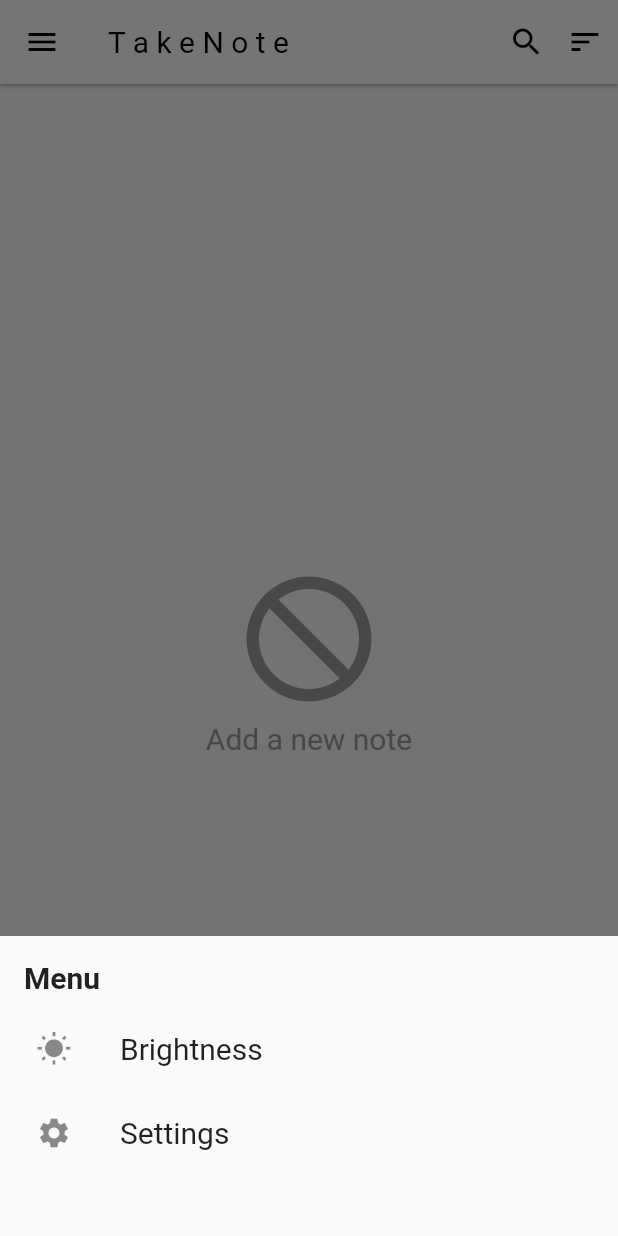
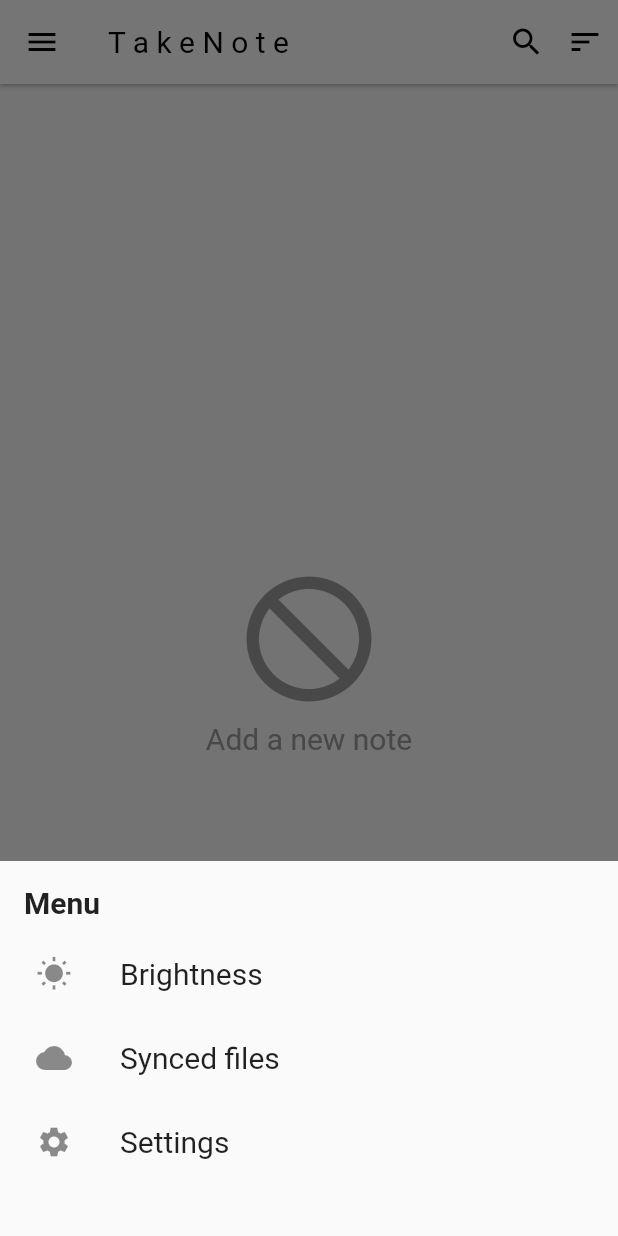
Before and after one commit to jeffpower/TakeNote, a Flutter app: the screen it shows after launch, after a tap on the "menu" icon, on a phone screen of 412 x 824 dp. Run offline on Flutter 3.47's test engine with Material 2 defaults, Android fonts, the phone set to English and light mode, and no system bars; our stand-ins replace cloud_firestore, dynamic_theme, get_it, sqflite; accounts and stored records are empty; Roboto replaces fonts that are missing (MuseoSans).

Commit message:
Cloud storage fix

```diff
--- a/lib/models/note.dart
+++ b/lib/core/models/note.dart
@@ -2,6 +2,7 @@ class Note {
   String _title;
   String _description;
   int _id;
+  String _stringId;
   int _priority;
   String _date;
   Note(this._title, this._date, this._priority, [this._description]);
@@ -10,9 +11,11 @@ class Note {
   String get title => _title;
   String get description => _description;
   String get date => _date;
+  String get stringId => _stringId;
 
   int get id => _id;
   int get priority => _priority;
+
 
   set title(String newTitle) {
     this._title = newTitle;
@@ -32,6 +35,10 @@ class Note {
     }
   }
 
+  // set stringId(String id) {
+  //   this._stringId = id;
+  // }
+
    Map<String, dynamic> toMap() {
     var map = new Map<String, dynamic>();
 
@@ -45,7 +52,8 @@ class Note {
     return map;
   }
 
-  Note.fromMap(Map<String, dynamic> map) {
+  Note.fromMap(Map<String, dynamic> map, [String idString]) {
+    this._stringId = idString;
     this._id = map['id'];
     this._title = map['title'];
     this._description = map['description'];
--- /dev/null
+++ b/lib/core/models/status.dart
@@ -0,0 +1 @@
+enum Status{IDLE, BUSY}
--- /dev/null
+++ b/lib/core/viewmodels/base_model.dart
@@ -0,0 +1,13 @@
+import 'package:flutter/foundation.dart';
+import 'package:take_note/core/models/status.dart';
+
+class BaseModel extends ChangeNotifier {
+  Status _status = Status.IDLE;
+
+  Status  get status => _status;
+
+  void setState(Status status) {
+    _status = status;
+    notifyListeners();
+  }
+}
--- a/lib/database/database_helper.dart
+++ b/lib/database/database_helper.dart
@@ -4,7 +4,7 @@ import 'package:sqflite/sqflite.dart';
 import 'package:path_provider/path_provider.dart';
 import 'package:path/path.dart';
 import 'package:take_note/util/constants.dart';
-import 'package:take_note/models/note.dart';
+import 'package:take_note/core/models/note.dart';
 
 class DatabaseHelper {
 
--- /dev/null
+++ b/lib/locator.dart
@@ -0,0 +1,13 @@
+import 'package:get_it/get_it.dart';
+import 'package:take_note/core/services/auth_utils.dart';
+import 'package:take_note/core/viewmodels/cloud_model.dart';
+import 'package:take_note/core/viewmodels/documents_model.dart';
+
+GetIt locator =  GetIt.instance;
+
+void setupLocator() {
+  locator.registerLazySingleton(() => AuthUtils());
+  locator.registerLazySingleton(() => DocumentModel());
+  locator.registerLazySingleton(() => CloudModel());
+
+}
--- a/lib/main.dart
+++ b/lib/main.dart
@@ -1,17 +1,31 @@
 import 'package:flutter/material.dart';
+import 'package:provider/provider.dart';
+import 'package:take_note/core/viewmodels/cloud_model.dart';
+import 'package:take_note/core/viewmodels/documents_model.dart';
+import 'package:take_note/locator.dart';
+import 'package:take_note/router.dart';
 import 'package:take_note/screens/home_screen.dart';
 import 'package:dynamic_theme/dynamic_theme.dart';
 import 'package:dynamic_theme/theme_switcher_widgets.dart';
 import 'package:take_note/screens/splash_screen.dart';
 
 
-void main() => runApp(MyApp());
+void main() {
+  setupLocator();
+  runApp(MyApp());
+}
 
 class MyApp extends StatelessWidget {
   // This widget is the root of your application.
   @override
   Widget build(BuildContext context) {
-    return DynamicTheme(
+
+    return MultiProvider(
+      providers: [
+        ChangeNotifierProvider(builder: (_) => locator<CloudModel>(),),
+        ChangeNotifierProvider(builder: (_) => locator<DocumentModel>(),)
+      ],
+          child: DynamicTheme(
         defaultBrightness: Brightness.light,
         data: (brightness) => new ThemeData(
             primarySwatch: Colors.blue,
@@ -41,11 +55,13 @@ class MyApp extends StatelessWidget {
         themedWidgetBuilder: (context, theme) {
           return MaterialApp(
             debugShowCheckedModeBanner: false,
-          title: 'Flutter Demo',
+            title: 'Take Note',
             theme: theme,
-          home: SplashScreen(),
+            initialRoute: '/',
+            onGenerateRoute: Router.generateRoute,
           );
         },
+      ),
     );
   }
 }
--- /dev/null
+++ b/lib/router.dart
@@ -0,0 +1,32 @@
+import 'package:flutter/material.dart';
+import 'package:take_note/screens/cloud_view.dart';
+import 'package:take_note/screens/editor.dart';
+import 'package:take_note/screens/home_screen.dart';
+import 'package:take_note/screens/splash_screen.dart';
+
+class Router {
+  static Route<dynamic> generateRoute(RouteSettings settings) {
+    switch (settings.name) {
+      case '/' :
+        return  MaterialPageRoute(
+          builder: (_)=> SplashScreen()
+        );
+
+      case '/cloud' :
+        return MaterialPageRoute(
+            builder: (_)=> CloudView()
+        ) ;
+         case '/home' :
+        return MaterialPageRoute(
+            builder: (_)=> HomeScreen()
+        ) ;
+      default:
+        return MaterialPageRoute(
+            builder: (_) => Scaffold(
+              body: Center(
+                child: Text('No route defined for ${settings.name}'),
+              ),
+            ));
+    }
+  }
+}
--- a/lib/screens/editor.dart
+++ b/lib/screens/editor.dart
@@ -1,7 +1,7 @@
 import 'package:flutter/material.dart';
 import 'package:intl/intl.dart';
 import 'package:take_note/database/database_helper.dart';
-import 'package:take_note/models/note.dart';
+import 'package:take_note/core/models/note.dart';
 
 class Editor extends StatefulWidget {
   final String appBarTitle;
--- a/lib/screens/home_screen.dart
+++ b/lib/screens/home_screen.dart
@@ -2,10 +2,16 @@ import 'package:dynamic_theme/dynamic_theme.dart';
 import 'package:dynamic_theme/theme_switcher_widgets.dart';
 import 'package:flutter/material.dart';
 import 'package:sqflite/sqflite.dart';
-import 'package:take_note/models/note.dart';
+import 'package:take_note/core/models/note.dart';
+import 'package:take_note/core/models/status.dart';
+import 'package:take_note/core/services/auth_utils.dart';
+import 'package:take_note/core/viewmodels/documents_model.dart';
+import 'package:take_note/screens/cloud_view.dart';
 import 'package:take_note/screens/editor.dart';
 import 'package:take_note/widgets/item.dart';
 import 'package:take_note/database/database_helper.dart';
+import 'package:provider/provider.dart';
+import 'package:take_note/locator.dart';
 
 class HomeScreen extends StatefulWidget {
   @override
@@ -28,17 +34,20 @@ class _HomeScreenState extends State<HomeScreen> {
 
   @override
   Widget build(BuildContext context) {
+    final model = Provider.of<DocumentModel>(context);
     Size size = MediaQuery.of(context).size;
     double deviceHeight = size.height;
     double deviceWidth = size.width;
 
-
-
-    return Scaffold(
+    return
+    // ChangeNotifierProvider<DocumentModel>(
+    //   builder: (context) => locator<DocumentModel>(),
+    //   child: Consumer<DocumentModel>(
+    //     builder: (context, model, child) =>
+        Scaffold(
           appBar: AppBar(
             elevation: 1.0,
-        title:
-            Text('T a k e N o t e'),
+            title: Text('T a k e N o t e'),
             leading: IconButton(
               icon: Icon(
                 Icons.menu,
@@ -51,7 +60,7 @@ class _HomeScreenState extends State<HomeScreen> {
                         onClosing: () {},
                         builder: (context) {
                           return Container(
-                        height: 200.0,
+                            height: 250.0,
                             child: Padding(
                               padding: EdgeInsets.all(8.0),
                               child: Column(
@@ -74,6 +83,19 @@ class _HomeScreenState extends State<HomeScreen> {
                                     title: Text('Brightness',
                                         style: TextStyle(fontSize: 20.0)),
                                   ),
+
+                                   ListTile(
+                                     onTap: () {
+                                       Navigator.pop(context);
+                                       Navigator.push(context, MaterialPageRoute(builder: (context) {
+                                         return CloudView();
+                                       }));
+                                     },
+                                    leading: Icon(Icons.cloud),
+                                    title: Text('Synced files',
+                                        style: TextStyle(fontSize: 20.0)),
+                                  ),
+
                                   ListTile(
                                     leading: Icon(Icons.settings),
                                     title: Text('Settings',
@@ -95,7 +117,6 @@ class _HomeScreenState extends State<HomeScreen> {
                   children: <Widget>[
                     Icon(
                       Icons.search,
-
                     ),
                     SizedBox(
                       width: 15.0,
@@ -132,7 +153,8 @@ class _HomeScreenState extends State<HomeScreen> {
                             ),
                             Text(
                               'Add a new note',
-                          style: TextStyle(fontSize: 20.0, color: Colors.grey),
+                              style:
+                                  TextStyle(fontSize: 20.0, color: Colors.grey),
                             ),
                           ],
                         )
@@ -156,48 +178,58 @@ class _HomeScreenState extends State<HomeScreen> {
                                             return Container(
                                               height: 200,
                                               child: Padding(
-                                            padding: const EdgeInsets.all(8.0),
+                                                padding:
+                                                    const EdgeInsets.all(8.0),
                                                 child: Column(
                                                   crossAxisAlignment:
                                                       CrossAxisAlignment.start,
                                                   children: <Widget>[
                                                     Padding(
                                                       padding:
-                                                      const EdgeInsets.all(8.0),
+                                                          const EdgeInsets.all(
+                                                              8.0),
                                                       child: Text('Options',
                                                           style: TextStyle(
                                                               fontSize: 20.0,
                                                               fontWeight:
-                                                              FontWeight.bold)),
+                                                                  FontWeight
+                                                                      .bold)),
                                                     ),
                                                     ListTile(
-                                                  onTap: () {
-
+                                                      onTap: () async{
+                                                        var success = await model.addDocument(this.notesList[position].toMap());
+                                                        if(success.documentID != null) {
+                                                          Navigator.pop(context);
+                                                          // _showSnackbar(context, 'Note saved to cloud successfully');
+                                                        } else {
+                                                          // _showSnackbar(context, 'Error occured while adding to cloud');
+                                                        }
                                                       },
-                                                  leading: Icon(Icons.cloud),
-                                                  title: Text('Sync to cloud',
+                                                      leading:
+                                                          Icon(Icons.cloud),
+                                                      title: Text(
+                                                          'Sync to cloud',
                                                           style: TextStyle(
                                                               fontSize: 20.0)),
-                                                  subtitle: Text(
-                                                      'Coming soon!!',
-                                                      style: TextStyle(
-                                                          fontSize: 14.0)),
+
                                                     ),
                                                     ListTile(
                                                       onTap: () {
                                                         setState(() {
-                                                      _delete(context,
-                                                          notesList[position]);
-                                                      Navigator.pop(context);
+                                                          _delete(
+                                                              context,
+                                                              notesList[
+                                                                  position]);
+                                                          Navigator.pop(
+                                                              context);
                                                         });
                                                       },
-                                                  leading: Icon(Icons.delete),
+                                                      leading:
+                                                          Icon(Icons.delete),
                                                       title: Text('Delete',
                                                           style: TextStyle(
                                                               fontSize: 20.0)),
                                                     ),
-
-
                                                   ],
                                                 ),
                                               ),
@@ -234,6 +266,8 @@ class _HomeScreenState extends State<HomeScreen> {
               ),
             ),
           ),
+      //   ),
+      // ),
     );
   }
 
@@ -246,15 +280,18 @@ class _HomeScreenState extends State<HomeScreen> {
   }
 
   void changeBrightness() {
-    DynamicTheme.of(context).setBrightness(Theme.of(context).brightness == Brightness.dark? Brightness.light: Brightness.dark);
+    DynamicTheme.of(context).setBrightness(
+        Theme.of(context).brightness == Brightness.dark
+            ? Brightness.light
+            : Brightness.dark);
   }
 
   void changeColor() {
     DynamicTheme.of(context).setThemeData(ThemeData(
         brightness: Brightness.dark,
-
-      primaryColor: Theme.of(context).primaryColor == Colors.blue ? Colors.black26 : Colors.blue
-    ));
+        primaryColor: Theme.of(context).primaryColor == Colors.blue
+            ? Colors.black26
+            : Colors.blue));
   }
 
   void showChooser() {
@@ -267,8 +304,7 @@ class _HomeScreenState extends State<HomeScreen> {
               Navigator.pop(context);
             },
           );
-      }
-    );
+        });
   }
 
   void _showSnackbar(BuildContext context, String message) {
```
Also changed, not shown: lib/core/services/auth_utils.dart (added, +40 -0 lines), lib/core/viewmodels/cloud_model.dart (added, +32 -0 lines), lib/core/viewmodels/documents_model.dart (added, +39 -0 lines), lib/screens/cloud_view.dart (added, +133 -0 lines), lib/screens/qr_scanner.dart (deleted, +0 -55 lines), pubspec.yaml (+7 -4 lines), pubspec.lock, 4 other files. Lines whose indentation alone changed are shown as unchanged.
